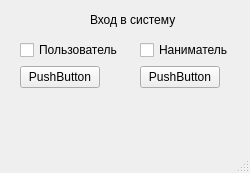
Old version of the form project1.ui in the repository KawaiiZhele/Yandex-lyceum-1st-project.
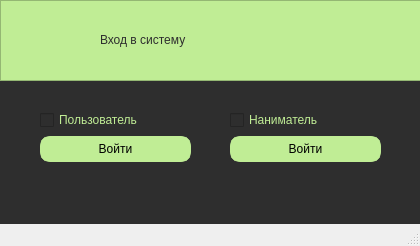
New version of the form.

Commit message: new project1 design

```diff
--- a/project1.ui
+++ b/project1.ui
@@ -6,59 +6,116 @@
    <rect>
     <x>0</x>
     <y>0</y>
-    <width>250</width>
-    <height>173</height>
+    <width>420</width>
+    <height>246</height>
    </rect>
   </property>
   <property name="windowTitle">
    <string>MainWindow</string>
   </property>
   <widget class="QWidget" name="centralwidget">
+   <property name="styleSheet">
+    <string notr="true">background: #2E2E2E</string>
+   </property>
    <widget class="QWidget" name="formLayoutWidget">
     <property name="geometry">
      <rect>
-      <x>20</x>
-      <y>40</y>
-      <width>103</width>
-      <height>80</height>
+      <x>40</x>
+      <y>110</y>
+      <width>151</width>
+      <height>61</height>
      </rect>
     </property>
     <layout class="QFormLayout" name="formLayout_3">
-     <item row="0" column="0">
+     <item row="1" column="0" colspan="2">
+      <widget class="QPushButton" name="entry_to_user_list">
+       <property name="styleSheet">
+        <string notr="true">border-radius: 10px;
+border: 6px solid #C0ED95;
+background: #C0ED95</string>
+       </property>
+       <property name="text">
+        <string>Войти</string>
+       </property>
+      </widget>
+     </item>
+     <item row="0" column="0" colspan="2">
       <widget class="QCheckBox" name="user_entry">
+       <property name="styleSheet">
+        <string notr="true">font: 10pt &quot;Fulbo Argenta&quot;;
+color: #C0ED95</string>
+       </property>
        <property name="text">
         <string>Пользователь</string>
        </property>
       </widget>
      </item>
-     <item row="1" column="0">
-      <widget class="QPushButton" name="entry_to_user_list">
-       <property name="text">
-        <string>PushButton</string>
-       </property>
-      </widget>
-     </item>
     </layout>
    </widget>
+   <widget class="QFrame" name="frame">
+    <property name="geometry">
+     <rect>
+      <x>0</x>
+      <y>0</y>
+      <width>421</width>
+      <height>81</height>
+     </rect>
+    </property>
+    <property name="styleSheet">
+     <string notr="true">background: #C0ED95</string>
+    </property>
+    <property name="frameShape">
+     <enum>QFrame::StyledPanel</enum>
+    </property>
+    <property name="frameShadow">
+     <enum>QFrame::Raised</enum>
+    </property>
+    <widget class="QLabel" name="label">
+     <property name="geometry">
+      <rect>
+       <x>100</x>
+       <y>30</y>
+       <width>231</width>
+       <height>20</height>
+      </rect>
+     </property>
+     <property name="styleSheet">
+      <string notr="true">font: 20pt &quot;Fulbo Argenta&quot;;
+color: #2E2E2E</string>
+     </property>
+     <property name="text">
+      <string>Вход в систему</string>
+     </property>
+    </widget>
+   </widget>
    <widget class="QWidget" name="formLayoutWidget_2">
     <property name="geometry">
      <rect>
-      <x>140</x>
-      <y>40</y>
-      <width>91</width>
-      <height>80</height>
+      <x>230</x>
+      <y>110</y>
+      <width>151</width>
+      <height>61</height>
      </rect>
     </property>
     <layout class="QFormLayout" name="formLayout_4">
-     <item row="1" column="0">
+     <item row="1" column="0" colspan="2">
       <widget class="QPushButton" name="entry_to_admin_list">
+       <property name="styleSheet">
+        <string notr="true">border-radius: 10px;
+border: 6px solid #C0ED95;
+background: #C0ED95</string>
+       </property>
        <property name="text">
-        <string>PushButton</string>
+        <string>Войти</string>
        </property>
       </widget>
      </item>
-     <item row="0" column="0">
+     <item row="0" column="0" colspan="2">
       <widget class="QCheckBox" name="admin_entry">
+       <property name="styleSheet">
+        <string notr="true">font: 10pt &quot;Fulbo Argenta&quot;;
+color: #C0ED95</string>
+       </property>
        <property name="text">
         <string>Наниматель</string>
        </property>
@@ -66,19 +123,6 @@
      </item>
     </layout>
    </widget>
-   <widget class="QLabel" name="label">
-    <property name="geometry">
-     <rect>
-      <x>90</x>
-      <y>10</y>
-      <width>111</width>
-      <height>20</height>
-     </rect>
-    </property>
-    <property name="text">
-     <string>Вход в систему</string>
-    </property>
-   </widget>
   </widget>
   <widget class="QMenuBar" name="menubar">
    <property name="geometry">
```
Left out of the diff: 2 changed lines with no effect on the pictures.
